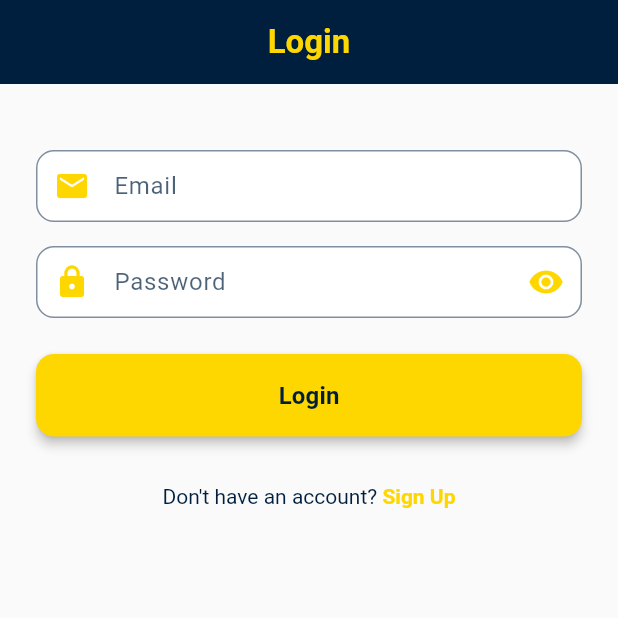
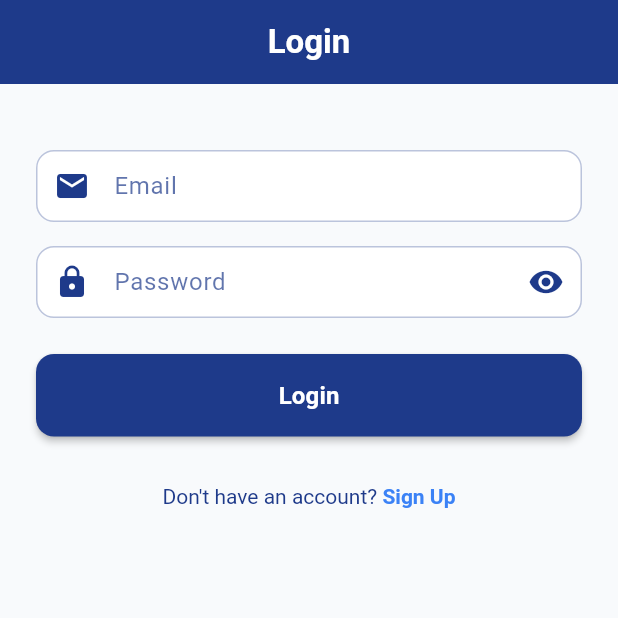
Before and after one commit to Adithyansyam/akshaya-requirements, a Flutter app: the screen it shows after launch, on a phone screen of 412 x 824 dp, the top half of it. Run offline on Flutter 3.47's test engine with Material 3 defaults, Android fonts, the phone set to English and light mode, and no system bars; our stand-ins replace cloud_firestore, firebase_auth, firebase_core; accounts and stored records are empty.

Commit message:
changed ui of login page

```diff
--- a/lib/screens/login_screen.dart
+++ b/lib/screens/login_screen.dart
@@ -13,11 +13,11 @@ class LoginScreen extends StatefulWidget {
 }
 
 class LoginScreenState extends State<LoginScreen> {
-  // Navy Blue and Gold Color Scheme
-  static const Color navyBlue = Color(0xFF001F3F);
-  static const Color gold = Color(0xFFFFD700);
-  static const Color lightNavy = Color(0xFF003366);
-  static const Color darkGold = Color(0xFFDAA520);
+  // White and Dark Blue Color Scheme
+  static const Color darkBlue = Color(0xFF1E3A8A);
+  static const Color lightBlue = Color(0xFF3B82F6);
+  static const Color white = Color(0xFFFFFFFF);
+  static const Color offWhite = Color(0xFFF8FAFC);
 
   final _formKey = GlobalKey<FormState>();
   final _emailController = TextEditingController();
@@ -90,19 +90,19 @@ class LoginScreenState extends State<LoginScreen> {
   @override
   Widget build(BuildContext context) {
     return Scaffold(
-      backgroundColor: Colors.grey[50],
+      backgroundColor: offWhite,
       appBar: AppBar(
         title: const Text(
           'Login',
           style: TextStyle(
-            color: gold,
+            color: white,
             fontWeight: FontWeight.bold,
           ),
         ),
         centerTitle: true,
-        backgroundColor: navyBlue,
+        backgroundColor: darkBlue,
         elevation: 0,
-        iconTheme: const IconThemeData(color: gold),
+        iconTheme: const IconThemeData(color: white),
       ),
       body: SingleChildScrollView(
         padding: const EdgeInsets.all(24.0),
@@ -115,25 +115,25 @@ class LoginScreenState extends State<LoginScreen> {
               TextFormField(
                 controller: _emailController,
                 keyboardType: TextInputType.emailAddress,
-                style: const TextStyle(color: navyBlue),
+                style: const TextStyle(color: darkBlue),
                 decoration: InputDecoration(
                   labelText: 'Email',
-                  labelStyle: TextStyle(color: navyBlue.withOpacity(0.7)),
-                  prefixIcon: const Icon(Icons.email, color: gold),
+                  labelStyle: TextStyle(color: darkBlue.withOpacity(0.7)),
+                  prefixIcon: const Icon(Icons.email, color: darkBlue),
                   border: OutlineInputBorder(
                     borderRadius: BorderRadius.circular(12),
-                    borderSide: const BorderSide(color: navyBlue),
+                    borderSide: const BorderSide(color: darkBlue),
                   ),
                   enabledBorder: OutlineInputBorder(
                     borderRadius: BorderRadius.circular(12),
-                    borderSide: BorderSide(color: navyBlue.withOpacity(0.5)),
+                    borderSide: BorderSide(color: darkBlue.withOpacity(0.3)),
                   ),
                   focusedBorder: OutlineInputBorder(
                     borderRadius: BorderRadius.circular(12),
-                    borderSide: const BorderSide(color: gold, width: 2),
+                    borderSide: const BorderSide(color: darkBlue, width: 2),
                   ),
                   filled: true,
-                  fillColor: Colors.white,
+                  fillColor: white,
                 ),
                 validator: (value) {
                   if (value == null || value.trim().isEmpty) {
@@ -149,17 +149,17 @@ class LoginScreenState extends State<LoginScreen> {
               TextFormField(
                 controller: _passwordController,
                 obscureText: _obscurePassword,
-                style: const TextStyle(color: navyBlue),
+                style: const TextStyle(color: darkBlue),
                 decoration: InputDecoration(
                   labelText: 'Password',
-                  labelStyle: TextStyle(color: navyBlue.withOpacity(0.7)),
-                  prefixIcon: const Icon(Icons.lock, color: gold),
+                  labelStyle: TextStyle(color: darkBlue.withOpacity(0.7)),
+                  prefixIcon: const Icon(Icons.lock, color: darkBlue),
                   suffixIcon: IconButton(
                     icon: Icon(
                       _obscurePassword
                           ? Icons.visibility
                           : Icons.visibility_off,
-                      color: gold,
+                      color: darkBlue,
                     ),
                     onPressed: () {
                       setState(() {
@@ -169,18 +169,18 @@ class LoginScreenState extends State<LoginScreen> {
                   ),
                   border: OutlineInputBorder(
                     borderRadius: BorderRadius.circular(12),
-                    borderSide: const BorderSide(color: navyBlue),
+                    borderSide: const BorderSide(color: darkBlue),
                   ),
                   enabledBorder: OutlineInputBorder(
                     borderRadius: BorderRadius.circular(12),
-                    borderSide: BorderSide(color: navyBlue.withOpacity(0.5)),
+                    borderSide: BorderSide(color: darkBlue.withOpacity(0.3)),
                   ),
                   focusedBorder: OutlineInputBorder(
                     borderRadius: BorderRadius.circular(12),
-                    borderSide: const BorderSide(color: gold, width: 2),
+                    borderSide: const BorderSide(color: darkBlue, width: 2),
                   ),
                   filled: true,
-                  fillColor: Colors.white,
+                  fillColor: white,
                 ),
                 validator: (value) {
                   if (value == null || value.isEmpty) {
@@ -196,13 +196,13 @@ class LoginScreenState extends State<LoginScreen> {
               ElevatedButton(
                 onPressed: _isLoading ? null : _login,
                 style: ElevatedButton.styleFrom(
-                  backgroundColor: gold,
-                  foregroundColor: navyBlue,
+                  backgroundColor: darkBlue,
+                  foregroundColor: white,
                   padding: const EdgeInsets.symmetric(vertical: 16),
                   shape: RoundedRectangleBorder(
                     borderRadius: BorderRadius.circular(12),
                   ),
-                  elevation: 3,
+                  elevation: 2,
                 ),
                 child: _isLoading
                     ? const SizedBox(
@@ -210,7 +210,7 @@ class LoginScreenState extends State<LoginScreen> {
                         width: 20,
                         child: CircularProgressIndicator(
                           strokeWidth: 2,
-                          valueColor: AlwaysStoppedAnimation<Color>(navyBlue),
+                          valueColor: AlwaysStoppedAnimation<Color>(white),
                         ),
                       )
                     : const Text(
@@ -232,17 +232,17 @@ class LoginScreenState extends State<LoginScreen> {
                   );
                 },
                 style: TextButton.styleFrom(
-                  foregroundColor: navyBlue,
+                  foregroundColor: darkBlue,
                 ),
                 child: RichText(
                   text: const TextSpan(
                     text: 'Don\'t have an account? ',
-                    style: TextStyle(color: navyBlue),
+                    style: TextStyle(color: darkBlue),
                     children: [
                       TextSpan(
                         text: 'Sign Up',
                         style: TextStyle(
-                          color: gold,
+                          color: lightBlue,
                           fontWeight: FontWeight.bold,
                         ),
                       ),
```
Also changed, not shown: lib/screens/signup_screen.dart (+130 -17 lines).
